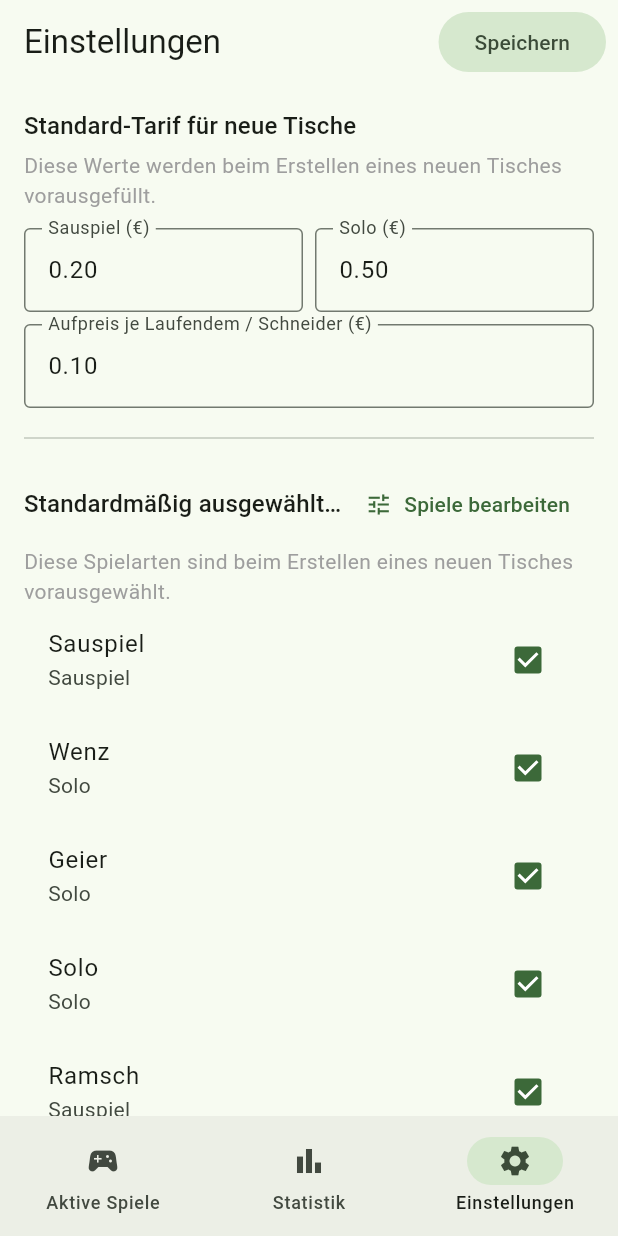
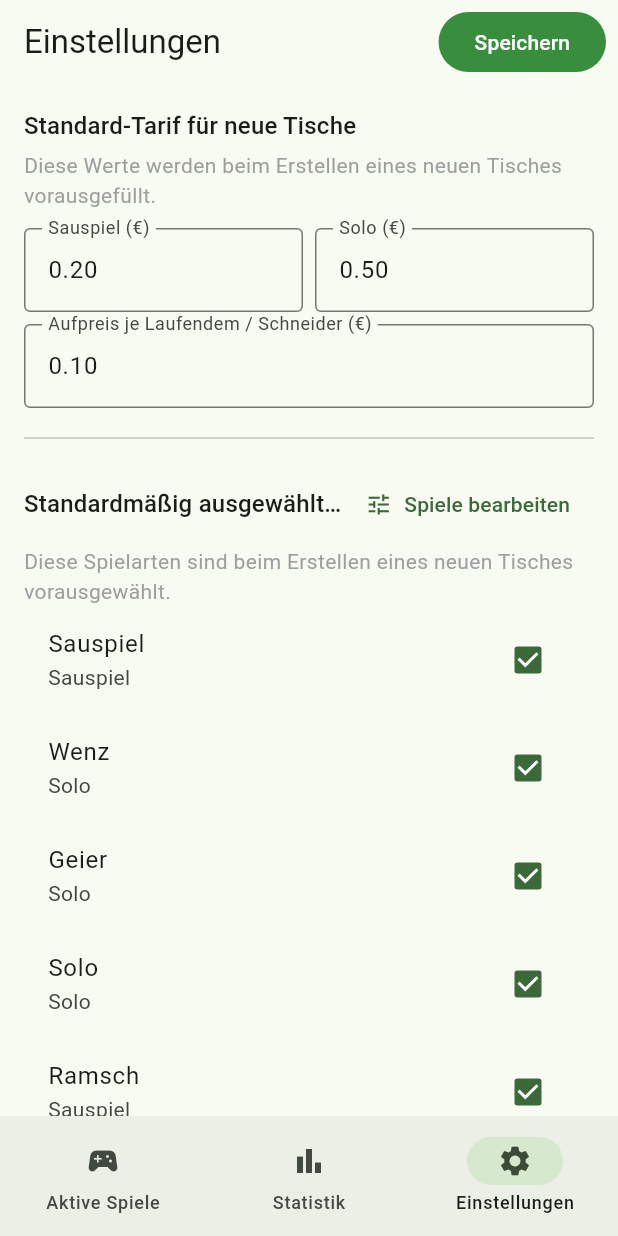
Before and after one commit to kingapfelbaum-web/schafkopf_zaehler, a Flutter app: the screen it shows after launch, item 3 of the bottom bar chosen, on a phone screen of 412 x 824 dp. Run offline on Flutter 3.47's test engine with Material 3 defaults, Android fonts, the phone set to English and light mode, and no system bars; our stand-ins replace package_info_plus, share_plus, shared_preferences; network calls fail.

Commit message:
commit Update

```diff
--- a/lib/screens/einstellungen_screen.dart
+++ b/lib/screens/einstellungen_screen.dart
@@ -1,25 +1,13 @@
-import 'dart:io';
-
-import 'package:flutter/material.dart';
-import 'package:flutter/services.dart';
-import 'package:path_provider/path_provider.dart';
-import 'package:provider/provider.dart';
-import 'package:share_plus/share_plus.dart';
-
-import '../models/tarif.dart';
-import '../services/spiel_service.dart';
-import 'spiele_bearbeiten_screen.dart';
-import 'spiele_bearbeiten_screen.dart';
-import 'spieler_verwalten_screen.dart';
 import 'package:flutter/material.dart';
 import 'package:flutter/services.dart';
 import 'package:provider/provider.dart';
 
 import '../models/tarif.dart';
 import '../services/spiel_service.dart';
-import 'export_auswahl_screen.dart';
 import 'spiele_bearbeiten_screen.dart';
 import 'spieler_verwalten_screen.dart';
+
+import 'export_auswahl_screen.dart';
 
 class EinstellungenScreen extends StatefulWidget {
   const EinstellungenScreen({super.key});
@@ -199,6 +187,10 @@ class _EinstellungenScreenState extends State<EinstellungenScreen> {
           title: const Text('Einstellungen'),
           actions: [
           FilledButton.tonal(
+            style: FilledButton.styleFrom(
+              backgroundColor: Colors.green.shade700,
+              foregroundColor: Colors.white,
+            ),
             onPressed: _speichern,
             child: const Text('Speichern'),
           ),
```
